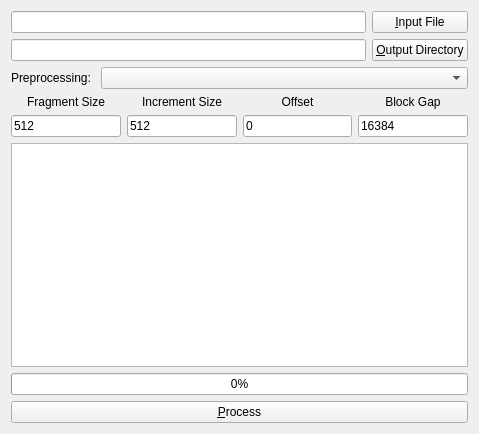
Above: gui/file_carving_ui.ui from rpoisel/mmc before the change. Below: the same form after it.
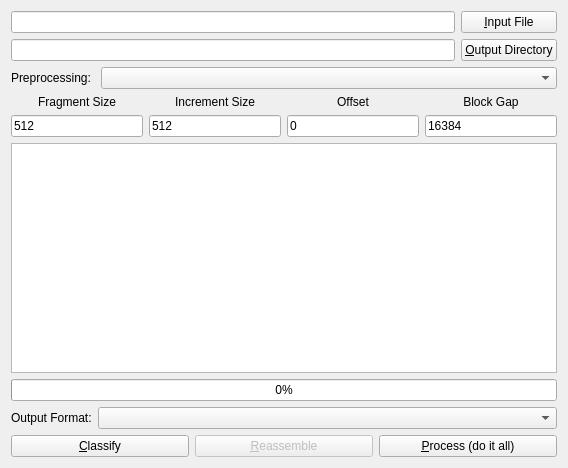
That is the form after the change.

```diff
--- a/gui/file_carving_ui.ui
+++ b/gui/file_carving_ui.ui
@@ -6,8 +6,8 @@
    <rect>
     <x>0</x>
     <y>0</y>
-    <width>479</width>
-    <height>434</height>
+    <width>568</width>
+    <height>468</height>
    </rect>
   </property>
   <property name="windowTitle">
@@ -149,11 +149,52 @@
     </widget>
    </item>
    <item>
-    <widget class="QPushButton" name="processButton">
-     <property name="text">
-      <string>&amp;Process</string>
-     </property>
-    </widget>
+    <layout class="QHBoxLayout" name="horizontalLayout_2">
+     <item>
+      <widget class="QLabel" name="label_7">
+       <property name="sizePolicy">
+        <sizepolicy hsizetype="Fixed" vsizetype="Preferred">
+         <horstretch>0</horstretch>
+         <verstretch>0</verstretch>
+        </sizepolicy>
+       </property>
+       <property name="text">
+        <string>Output Format:</string>
+       </property>
+      </widget>
+     </item>
+     <item>
+      <widget class="QComboBox" name="outputformat"/>
+     </item>
+    </layout>
+   </item>
+   <item>
+    <layout class="QHBoxLayout" name="horizontalLayout_3">
+     <item>
+      <widget class="QPushButton" name="classifyButton">
+       <property name="text">
+        <string>&amp;Classify</string>
+       </property>
+      </widget>
+     </item>
+     <item>
+      <widget class="QPushButton" name="reassembleButton">
+       <property name="enabled">
+        <bool>false</bool>
+       </property>
+       <property name="text">
+        <string>&amp;Reassemble</string>
+       </property>
+      </widget>
+     </item>
+     <item>
+      <widget class="QPushButton" name="processButton">
+       <property name="text">
+        <string>&amp;Process (do it all)</string>
+       </property>
+      </widget>
+     </item>
+    </layout>
    </item>
   </layout>
  </widget>
```
Left out of the diff: 4 changed lines with no effect on the pictures.
